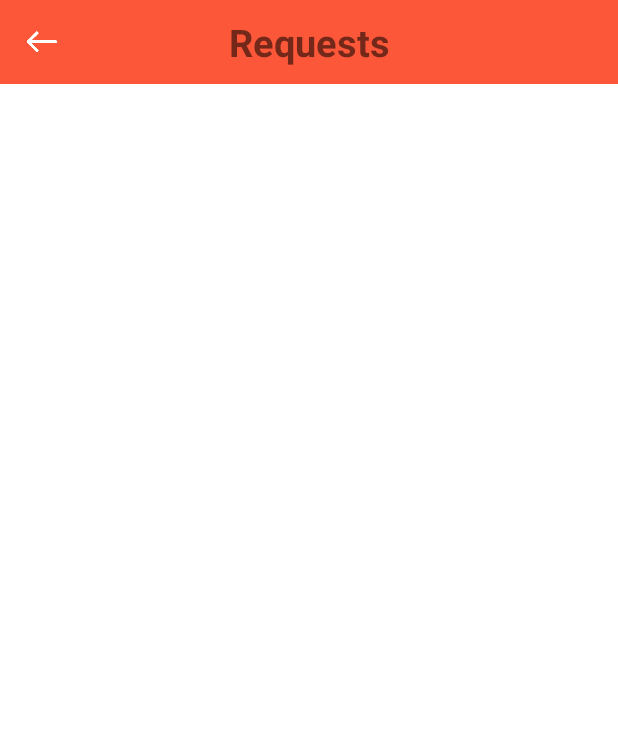
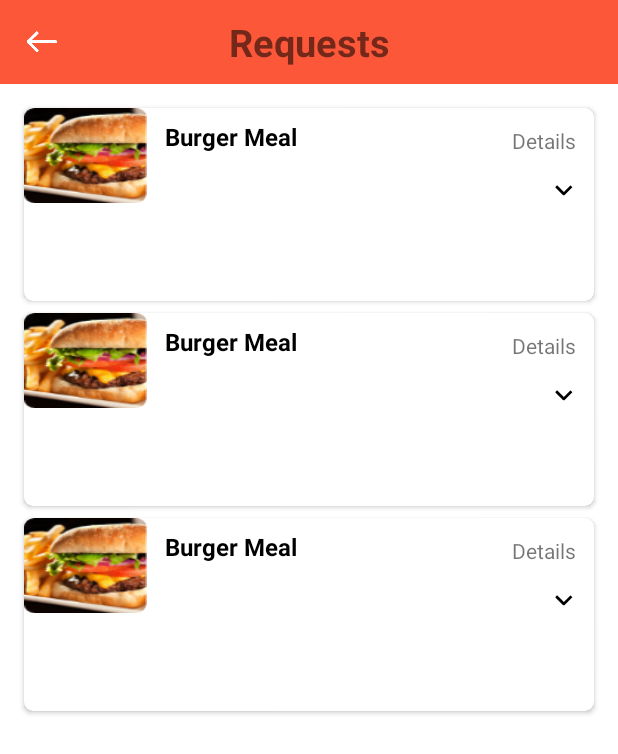
Before and after one commit to ahmedJamalKamel/Eat-Meat-Project, an Android app: the layout requests_layout.xml on its own in the app's theme, with its tools: preview values and no code run, on a phone screen of 412 x 824 dp. Shown: the top 754 px of the screen. Run offline under Robolectric (Android 15) with nearby library versions, the phone set to English and light mode, and no system bars.

Commit message:
Merge remote-tracking branch 'origin/master'
# Conflicts:
#	app/src/main/res/values/strings.xml

```diff
--- /dev/null
+++ b/app/src/main/res/layout/request_item.xml
@@ -0,0 +1,79 @@
+<?xml version="1.0" encoding="utf-8"?>
+<androidx.cardview.widget.CardView xmlns:android="http://schemas.android.com/apk/res/android"
+    xmlns:app="http://schemas.android.com/apk/res-auto"
+    xmlns:tools="http://schemas.android.com/tools"
+    android:layout_width="match_parent"
+    android:layout_height="wrap_content"
+    android:layout_marginBottom="8dp"
+    app:cardCornerRadius="6dp"
+    android:layout_margin="4dp"
+    tools:context=".MainActivity">
+
+    <androidx.constraintlayout.widget.ConstraintLayout
+        android:layout_width="match_parent"
+        android:layout_height="wrap_content"
+        android:orientation="vertical">
+
+
+        <ImageView
+            android:id="@+id/imageView3"
+            android:layout_width="0dp"
+            android:layout_height="0dp"
+            android:scaleType="fitXY"
+            android:src="@drawable/meal"
+            app:layout_constraintBottom_toBottomOf="@+id/imageView6"
+            app:layout_constraintEnd_toStartOf="@+id/guideline11"
+            app:layout_constraintStart_toStartOf="parent"
+            app:layout_constraintTop_toTopOf="parent" />
+
+        <ImageView
+            android:id="@+id/imageView6"
+            android:layout_width="wrap_content"
+            android:layout_height="wrap_content"
+            android:layout_marginTop="16dp"
+            app:layout_constraintEnd_toEndOf="@+id/textView7"
+            app:layout_constraintTop_toBottomOf="@+id/textView7"
+            app:srcCompat="@drawable/drop_arrow" />
+
+        <TextView
+            android:id="@+id/textView7"
+            android:layout_width="wrap_content"
+            android:layout_height="wrap_content"
+            android:layout_marginTop="12dp"
+            android:layout_marginEnd="12dp"
+            android:text="@string/Details"
+            app:layout_constraintEnd_toEndOf="parent"
+            app:layout_constraintTop_toTopOf="parent" />
+
+        <TextView
+            android:id="@+id/textView5"
+            android:layout_width="wrap_content"
+            android:layout_height="wrap_content"
+            android:layout_marginStart="12dp"
+            android:layout_marginTop="8dp"
+            android:text="@string/Burger_Meal"
+            android:textColor="@android:color/black"
+            android:textSize="16sp"
+            android:textStyle="bold"
+            app:layout_constraintStart_toStartOf="@+id/guideline11"
+            app:layout_constraintTop_toTopOf="@+id/imageView3" />
+
+        <androidx.constraintlayout.widget.Guideline
+            android:id="@+id/guideline12"
+            android:layout_width="wrap_content"
+            android:layout_height="wrap_content"
+            android:orientation="horizontal"
+            app:layout_constraintGuide_begin="129dp" />
+
+        <androidx.constraintlayout.widget.Guideline
+            android:id="@+id/guideline11"
+            android:layout_width="wrap_content"
+            android:layout_height="wrap_content"
+            android:orientation="vertical"
+            app:layout_constraintGuide_begin="82dp" />
+
+
+
+    </androidx.constraintlayout.widget.ConstraintLayout>
+
+</androidx.cardview.widget.CardView>
--- a/app/src/main/res/layout/requests_layout.xml
+++ b/app/src/main/res/layout/requests_layout.xml
@@ -3,6 +3,7 @@
     xmlns:app="http://schemas.android.com/apk/res-auto"
     android:layout_width="match_parent"
     android:layout_height="match_parent"
+    xmlns:tools="http://schemas.android.com/tools"
     android:orientation="vertical">
 
     <androidx.appcompat.widget.Toolbar
@@ -23,4 +24,10 @@
             android:textStyle="bold" />
     </androidx.appcompat.widget.Toolbar>
 
+    <androidx.recyclerview.widget.RecyclerView
+        android:id="@+id/request_recyclerview"
+        android:layout_width="match_parent"
+        android:layout_height="match_parent"
+        tools:listitem="@layout/request_item"
+        android:layout_margin="12dp"/>
 </LinearLayout>
--- a/app/src/main/res/values/strings.xml
+++ b/app/src/main/res/values/strings.xml
@@ -85,6 +85,8 @@
     <string name="personEmail">m-albaz@hotmail.com</string>
     <string name="address">address</string>
     <string name="Location">Location</string>
+    <string name="Burger_Meal">Burger Meal</string>
+    <string name="Details">Details</string>
 
 
 </resources>
```
Also changed, not shown: app/src/main/AndroidManifest.xml (+7 -5 lines), app/src/main/java/com/example/eatmeatproject/RequestsActivity.java (+48 -1 lines), app/src/main/res/layout/request_contain_item.xml (added, +23 -0 lines), app/src/main/res/drawable-hdpi/drop_arrow.png (added), app/src/main/res/drawable-hdpi/meal.png (added), app/src/main/res/drawable-ldpi/drop_arrow.png (added), app/src/main/res/drawable-ldpi/meal.png (added), app/src/main/res/drawable-mdpi/drop_arrow.png (added), app/src/main/res/drawable-mdpi/meal.png (added), app/src/main/res/drawable-xhdpi/drop_arrow.png (added), app/src/main/res/drawable-xhdpi/meal.png (added), app/src/main/res/drawable-xxhdpi/drop_arrow.png (added), app/src/main/res/drawable-xxhdpi/meal.png (added), app/src/main/res/drawable-xxxhdpi/drop_arrow.png (added), 1 more files.
